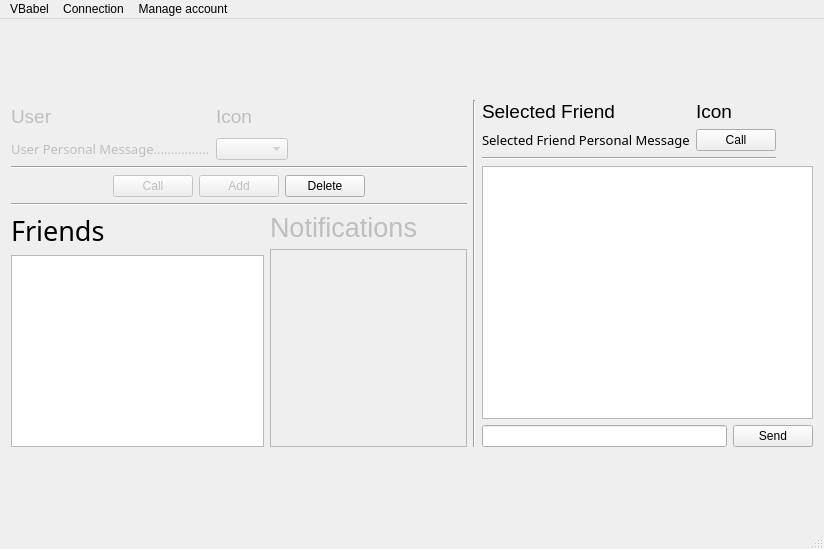
This is Client/babelVClient/babelVClient/MainWindow.ui in AGuismo/V-and-Co-Babel as Qt 5 draws it before an edit. The edited form follows.
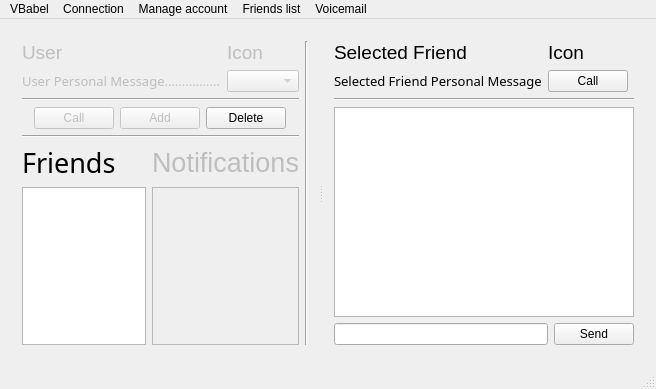
This is the edited form. Custom widgets are drawn as their Qt base class.

```diff
--- a/Client/babelVClient/babelVClient/MainWindow.ui
+++ b/Client/babelVClient/babelVClient/MainWindow.ui
@@ -6,8 +6,8 @@
    <rect>
     <x>0</x>
     <y>0</y>
-    <width>824</width>
-    <height>549</height>
+    <width>628</width>
+    <height>389</height>
    </rect>
   </property>
   <property name="windowTitle">
@@ -15,27 +15,17 @@
   </property>
   <widget class="QWidget" name="centralWidget">
    <layout class="QGridLayout" name="gridLayout_4">
-    <item row="1" column="0">
-     <spacer name="verticalSpacer">
+    <item row="0" column="0">
+     <widget class="QSplitter" name="splitter">
       <property name="orientation">
-       <enum>Qt::Vertical</enum>
+       <enum>Qt::Horizontal</enum>
       </property>
-      <property name="sizeHint" stdset="0">
-       <size>
-        <width>20</width>
-        <height>40</height>
-       </size>
+      <property name="childrenCollapsible">
+       <bool>false</bool>
       </property>
-     </spacer>
-    </item>
-    <item row="2" column="2" rowspan="4">
-     <widget class="Line" name="line">
-      <property name="orientation">
-       <enum>Qt::Vertical</enum>
-      </property>
-     </widget>
-    </item>
-    <item row="2" column="0" colspan="2">
+      <widget class="QWidget" name="">
+       <layout class="QGridLayout" name="gridLayout_5">
+        <item row="0" column="0">
      <layout class="QGridLayout" name="gridLayout_2">
       <property name="sizeConstraint">
        <enum>QLayout::SetDefaultConstraint</enum>
@@ -61,6 +51,12 @@
         <property name="enabled">
          <bool>false</bool>
         </property>
+            <property name="sizePolicy">
+             <sizepolicy hsizetype="Preferred" vsizetype="Fixed">
+              <horstretch>0</horstretch>
+              <verstretch>0</verstretch>
+             </sizepolicy>
+            </property>
         <property name="font">
          <font>
           <pointsize>14</pointsize>
@@ -108,16 +104,9 @@
       </item>
      </layout>
     </item>
-    <item row="3" column="3" rowspan="2">
-     <layout class="QHBoxLayout" name="horizontalLayout_2">
-      <item>
-       <widget class="QTextBrowser" name="friendMsgBox"/>
-      </item>
-     </layout>
-    </item>
-    <item row="4" column="0" rowspan="2">
-     <layout class="QVBoxLayout" name="verticalLayout">
-      <item>
+        <item row="2" column="0">
+         <layout class="QGridLayout" name="gridLayout_6">
+          <item row="0" column="0">
        <widget class="QLabel" name="friendListLabel">
         <property name="font">
          <font>
@@ -130,14 +119,7 @@
         </property>
        </widget>
       </item>
-      <item>
-       <widget class="FriendListWidget" name="friendListW"/>
-      </item>
-     </layout>
-    </item>
-    <item row="4" column="1" rowspan="2">
-     <layout class="QVBoxLayout" name="verticalLayout_2">
-      <item>
+          <item row="0" column="2">
        <widget class="QLabel" name="notificationListLabel">
         <property name="enabled">
          <bool>false</bool>
@@ -153,7 +135,10 @@
         </property>
        </widget>
       </item>
-      <item>
+          <item row="1" column="0">
+           <widget class="FriendListWidget" name="friendListW"/>
+          </item>
+          <item row="1" column="2">
        <widget class="QListWidget" name="notificationListWidget">
         <property name="enabled">
          <bool>false</bool>
@@ -168,20 +153,95 @@
       </item>
      </layout>
     </item>
-    <item row="6" column="1">
-     <spacer name="verticalSpacer_2">
+        <item row="3" column="0">
+         <layout class="QVBoxLayout" name="verticalLayout_2"/>
+        </item>
+        <item row="1" column="0">
+         <layout class="QGridLayout" name="gridLayout_3">
+          <item row="2" column="0" colspan="5">
+           <widget class="Line" name="line_2">
+            <property name="orientation">
+             <enum>Qt::Horizontal</enum>
+            </property>
+           </widget>
+          </item>
+          <item row="1" column="1">
+           <widget class="QPushButton" name="pushButton">
+            <property name="enabled">
+             <bool>false</bool>
+            </property>
+            <property name="text">
+             <string>Call</string>
+            </property>
+           </widget>
+          </item>
+          <item row="1" column="2">
+           <widget class="QPushButton" name="pushButton_2">
+            <property name="enabled">
+             <bool>false</bool>
+            </property>
+            <property name="text">
+             <string>Add</string>
+            </property>
+           </widget>
+          </item>
+          <item row="1" column="3">
+           <widget class="QPushButton" name="deleteSelectedFriendPushButton">
+            <property name="enabled">
+             <bool>true</bool>
+            </property>
+            <property name="text">
+             <string>Delete</string>
+            </property>
+           </widget>
+          </item>
+          <item row="1" column="4">
+           <spacer name="horizontalSpacer_5">
+            <property name="orientation">
+             <enum>Qt::Horizontal</enum>
+            </property>
+            <property name="sizeHint" stdset="0">
+             <size>
+              <width>40</width>
+              <height>20</height>
+             </size>
+            </property>
+           </spacer>
+          </item>
+          <item row="1" column="0">
+           <spacer name="horizontalSpacer_4">
+            <property name="orientation">
+             <enum>Qt::Horizontal</enum>
+            </property>
+            <property name="sizeHint" stdset="0">
+             <size>
+              <width>40</width>
+              <height>20</height>
+             </size>
+            </property>
+           </spacer>
+          </item>
+          <item row="0" column="0" colspan="5">
+           <widget class="Line" name="line_3">
+            <property name="orientation">
+             <enum>Qt::Horizontal</enum>
+            </property>
+           </widget>
+          </item>
+         </layout>
+        </item>
+        <item row="0" column="1" rowspan="4">
+         <widget class="Line" name="line">
       <property name="orientation">
        <enum>Qt::Vertical</enum>
       </property>
-      <property name="sizeHint" stdset="0">
-       <size>
-        <width>20</width>
-        <height>40</height>
-       </size>
-      </property>
-     </spacer>
-    </item>
-    <item row="2" column="3">
+         </widget>
+        </item>
+       </layout>
+      </widget>
+      <widget class="QWidget" name="">
+       <layout class="QVBoxLayout" name="verticalLayout_4">
+        <item>
      <layout class="QVBoxLayout" name="verticalLayout_3">
       <item>
        <layout class="QGridLayout" name="gridLayout">
@@ -197,6 +257,12 @@
           <property name="enabled">
            <bool>true</bool>
           </property>
+              <property name="sizePolicy">
+               <sizepolicy hsizetype="Preferred" vsizetype="Fixed">
+                <horstretch>0</horstretch>
+                <verstretch>0</verstretch>
+               </sizepolicy>
+              </property>
           <property name="font">
            <font>
             <pointsize>14</pointsize>
@@ -248,7 +314,7 @@
           </property>
          </spacer>
         </item>
-        <item row="2" column="0" colspan="2">
+            <item row="2" column="0" colspan="3">
          <widget class="Line" name="line_4">
           <property name="orientation">
            <enum>Qt::Horizontal</enum>
@@ -259,7 +325,21 @@
       </item>
      </layout>
     </item>
-    <item row="5" column="3">
+        <item>
+         <layout class="QHBoxLayout" name="horizontalLayout_2">
+          <item>
+           <widget class="QTextBrowser" name="friendMsgBox">
+            <property name="sizePolicy">
+             <sizepolicy hsizetype="Expanding" vsizetype="Expanding">
+              <horstretch>2</horstretch>
+              <verstretch>3</verstretch>
+             </sizepolicy>
+            </property>
+           </widget>
+          </item>
+         </layout>
+        </item>
+        <item>
      <layout class="QHBoxLayout" name="horizontalLayout">
       <item>
        <widget class="QLineEdit" name="sendBoxTextEdit"/>
@@ -273,79 +353,9 @@
       </item>
      </layout>
     </item>
-    <item row="3" column="0" colspan="2">
-     <layout class="QGridLayout" name="gridLayout_3">
-      <item row="2" column="0" colspan="5">
-       <widget class="Line" name="line_2">
-        <property name="orientation">
-         <enum>Qt::Horizontal</enum>
-        </property>
-       </widget>
-      </item>
-      <item row="1" column="1">
-       <widget class="QPushButton" name="pushButton">
-        <property name="enabled">
-         <bool>false</bool>
-        </property>
-        <property name="text">
-         <string>Call</string>
-        </property>
-       </widget>
-      </item>
-      <item row="1" column="2">
-       <widget class="QPushButton" name="pushButton_2">
-        <property name="enabled">
-         <bool>false</bool>
-        </property>
-        <property name="text">
-         <string>Add</string>
-        </property>
-       </widget>
-      </item>
-      <item row="1" column="3">
-       <widget class="QPushButton" name="deleteSelectedFriendPushButton">
-        <property name="enabled">
-         <bool>true</bool>
-        </property>
-        <property name="text">
-         <string>Delete</string>
-        </property>
-       </widget>
-      </item>
-      <item row="1" column="4">
-       <spacer name="horizontalSpacer_5">
-        <property name="orientation">
-         <enum>Qt::Horizontal</enum>
-        </property>
-        <property name="sizeHint" stdset="0">
-         <size>
-          <width>40</width>
-          <height>20</height>
-         </size>
-        </property>
-       </spacer>
-      </item>
-      <item row="1" column="0">
-       <spacer name="horizontalSpacer_4">
-        <property name="orientation">
-         <enum>Qt::Horizontal</enum>
-        </property>
-        <property name="sizeHint" stdset="0">
-         <size>
-          <width>40</width>
-          <height>20</height>
-         </size>
-        </property>
-       </spacer>
-      </item>
-      <item row="0" column="0" colspan="5">
-       <widget class="Line" name="line_3">
-        <property name="orientation">
-         <enum>Qt::Horizontal</enum>
-        </property>
-       </widget>
-      </item>
-     </layout>
+       </layout>
+      </widget>
+     </widget>
     </item>
    </layout>
   </widget>
@@ -354,7 +364,7 @@
     <rect>
      <x>0</x>
      <y>0</y>
-     <width>824</width>
+     <width>628</width>
      <height>21</height>
     </rect>
    </property>
@@ -375,10 +385,30 @@
      <string>Manage account</string>
     </property>
     <addaction name="actionCreate_account"/>
+    <addaction name="actionDelete_account"/>
+   </widget>
+   <widget class="QMenu" name="menuVoicemail">
+    <property name="title">
+     <string>Voicemail</string>
+    </property>
+    <addaction name="actionSet_voicemail"/>
+    <addaction name="actionUnset_voicemail"/>
+   </widget>
+   <widget class="QMenu" name="menuFriends_list">
+    <property name="enabled">
+     <bool>true</bool>
+    </property>
+    <property name="title">
+     <string>Friends list</string>
+    </property>
+    <addaction name="actionAdd_friend"/>
+    <addaction name="actionDelete_friend"/>
    </widget>
    <addaction name="menuVBabel"/>
    <addaction name="menuConnection"/>
    <addaction name="menuManage_account"/>
+   <addaction name="menuFriends_list"/>
+   <addaction name="menuVoicemail"/>
   </widget>
   <widget class="QStatusBar" name="statusBar"/>
   <action name="actionConnect">
```
Left out of the diff: 58 changed lines with no effect on the pictures. Lines whose indentation alone changed are shown as unchanged.
